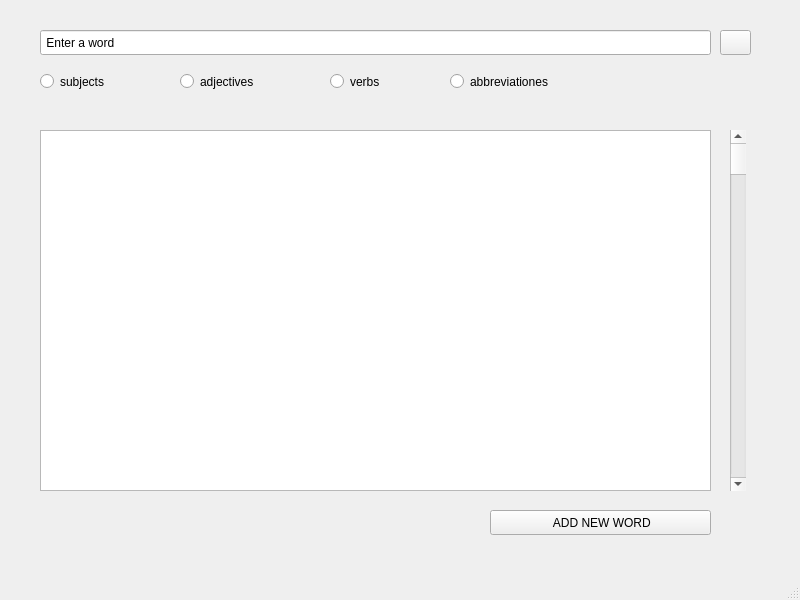
Qt form dictionary_advanced.ui (samotny-vouk/PyQT-Project-2024-1courseFEFU-) before a commit.
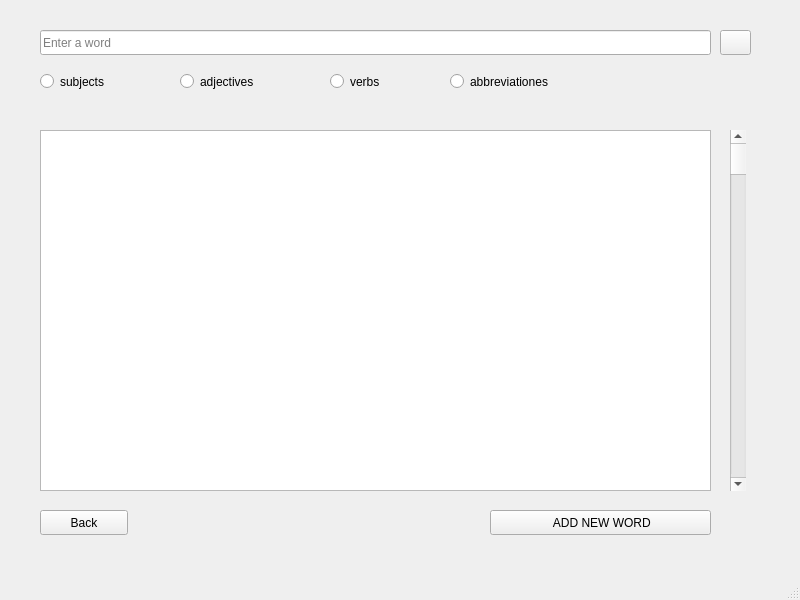
The same form after that commit. Icons and pictures are not drawn.

What changed in the file:
```diff
--- a/dictionary_advanced.ui
+++ b/dictionary_advanced.ui
@@ -44,7 +44,10 @@
      <string/>
     </property>
     <property name="text">
-     <string> Enter a word</string>
+     <string/>
+    </property>
+    <property name="placeholderText">
+     <string>Enter a word</string>
     </property>
    </widget>
    <widget class="QRadioButton" name="subjects_include">
@@ -139,6 +142,19 @@
       <normaloff>../../Pictures/plus_in_circle.png</normaloff>../../Pictures/plus_in_circle.png</iconset>
     </property>
    </widget>
+   <widget class="QPushButton" name="back">
+    <property name="geometry">
+     <rect>
+      <x>40</x>
+      <y>510</y>
+      <width>88</width>
+      <height>25</height>
+     </rect>
+    </property>
+    <property name="text">
+     <string>Back</string>
+    </property>
+   </widget>
   </widget>
   <widget class="QMenuBar" name="menubar">
    <property name="geometry">
```
Left out of the diff: 2 changed lines with no effect on the pictures.
